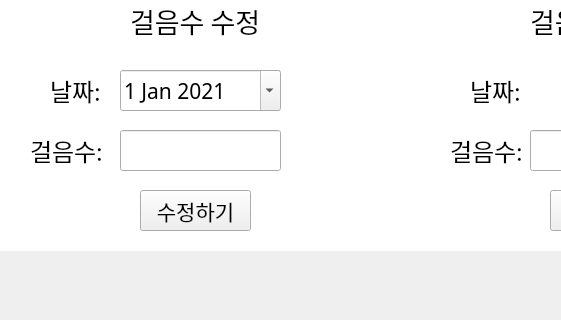
This is client_Python3/main_UI.ui in Yoon-Tae-Jun/step_management-C_Project-2- as Qt 5 draws it before an edit; both pictures show x 0 to 561 and y 280 to 600 of the 800 by 600 pixel window. The edited form follows.
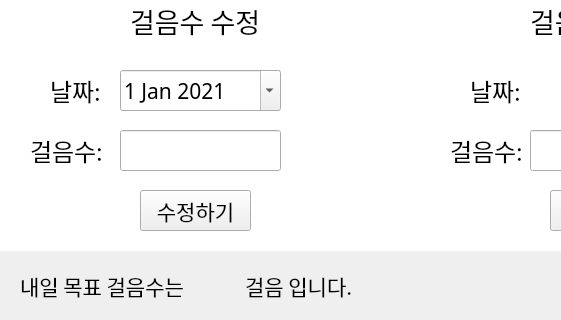
This is the edited form.

Patch:
```diff
--- a/client_Python3/main_UI.ui
+++ b/client_Python3/main_UI.ui
@@ -661,6 +661,51 @@
     <set>Qt::AlignCenter</set>
    </property>
   </widget>
+  <widget class="QLabel" name="label_17">
+   <property name="geometry">
+    <rect>
+     <x>20</x>
+     <y>550</y>
+     <width>401</width>
+     <height>31</height>
+    </rect>
+   </property>
+   <property name="font">
+    <font>
+     <family>KoPub돋움체 Bold</family>
+     <pointsize>16</pointsize>
+     <weight>50</weight>
+     <bold>false</bold>
+    </font>
+   </property>
+   <property name="text">
+    <string>내일 목표 걸음수는             걸음 입니다.</string>
+   </property>
+  </widget>
+  <widget class="QLabel" name="goal_step">
+   <property name="geometry">
+    <rect>
+     <x>170</x>
+     <y>550</y>
+     <width>91</width>
+     <height>31</height>
+    </rect>
+   </property>
+   <property name="font">
+    <font>
+     <family>KoPub돋움체 Bold</family>
+     <pointsize>16</pointsize>
+     <weight>50</weight>
+     <bold>false</bold>
+    </font>
+   </property>
+   <property name="text">
+    <string/>
+   </property>
+   <property name="alignment">
+    <set>Qt::AlignCenter</set>
+   </property>
+  </widget>
  </widget>
  <resources/>
  <connections/>
```
